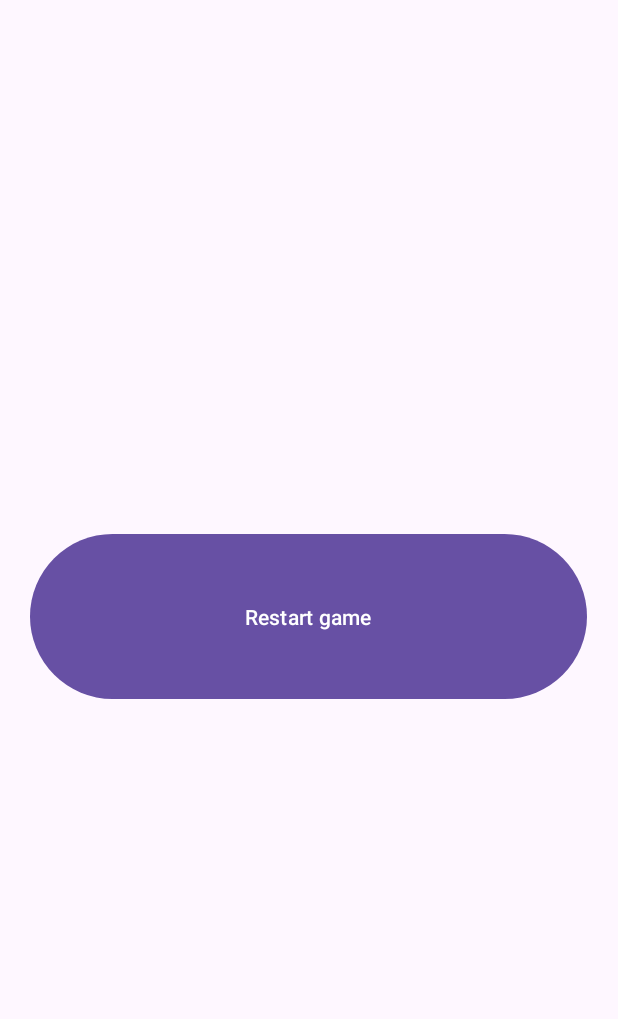
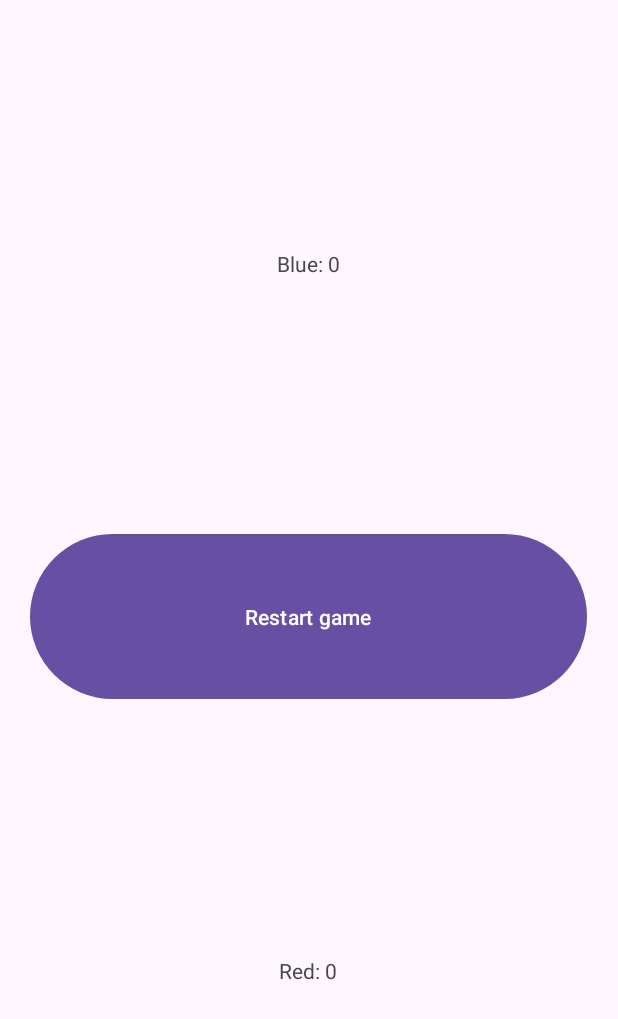
Before and after one commit to lv5207/Ex081, an Android app: the Winners screen opened directly, with no data from a screen before it, on a phone screen of 412 x 824 dp. Shown: the top 1019 px of the screen. Run offline under Robolectric (Android 15) with nearby library versions, the phone set to English and light mode, and no system bars.

Commit message:
Added winner handling logic in Winners

```diff
--- a/app/src/main/java/com/example/ex081/MainActivity.java
+++ b/app/src/main/java/com/example/ex081/MainActivity.java
@@ -33,10 +33,15 @@ private final int POINTS = 2;
         btnWinners.setOnClickListener(new View.OnClickListener() {
             @Override
             public void onClick(View view) {
+
+                // send data to winners screen via intent
                 Intent si = new Intent(MainActivity.this, Winners.class);
                 si.putExtra("blue", countBlue);
                 si.putExtra("red", countRed);
                 startActivity(si);
+
+                // reset counts following intent finish
+                countRed = 0; countBlue = 0;
             }
         });
     }
--- a/app/src/main/java/com/example/ex081/Winners.java
+++ b/app/src/main/java/com/example/ex081/Winners.java
@@ -1,6 +1,10 @@
 package com.example.ex081;
 
+import android.content.Intent;
 import android.os.Bundle;
+import android.view.View;
+import android.widget.Button;
+import android.widget.TextView;
 
 import androidx.appcompat.app.AppCompatActivity;
 import androidx.core.graphics.Insets;
@@ -9,10 +13,40 @@ import androidx.core.view.WindowCompat;
 import androidx.core.view.WindowInsetsCompat;
 
 public class Winners extends AppCompatActivity {
+private Button btnRestart;
+private TextView tvRed, tvBlue;
+private Intent gi;
 
     @Override
     protected void onCreate(Bundle savedInstanceState) {
         super.onCreate(savedInstanceState);
         setContentView(R.layout.activity_winners);
+
+        Intent gi = getIntent();
+        int blue = gi.getIntExtra("blue", 0);
+        int red = gi.getIntExtra("red", 0);
+
+        btnRestart = findViewById(R.id.btnRestart);
+        tvRed = findViewById(R.id.tvRed);
+        tvBlue = findViewById(R.id.tvBlue);
+
+        btnRestart.setOnClickListener(new View.OnClickListener() {
+            @Override
+            public void onClick(View view) {
+                finish();
+            }
+        });
+
+        tvBlue.setText("Blue: " + blue);
+        tvRed.setText("Red: " + red);
+
+        if(blue > red)
+        {
+            tvBlue.setText(tvBlue.getText() + "\nWINNER");
+        }
+        else if(blue < red)
+        {
+            tvRed.setText(tvRed.getText() + "\nWINNER");
+        }
     }
 }
--- a/app/src/main/res/layout/activity_winners.xml
+++ b/app/src/main/res/layout/activity_winners.xml
@@ -24,7 +24,7 @@
             android:layout_weight="1" />
 
         <TextView
-            android:id="@+id/blueRes"
+            android:id="@+id/tvBlue"
             android:layout_width="match_parent"
             android:layout_height="0dp"
             android:layout_weight="1"
@@ -48,7 +48,7 @@
             android:layout_weight="1" />
 
         <TextView
-            android:id="@+id/redRes"
+            android:id="@+id/tvRed"
             android:layout_width="match_parent"
             android:layout_height="0dp"
             android:layout_weight="1"
```
